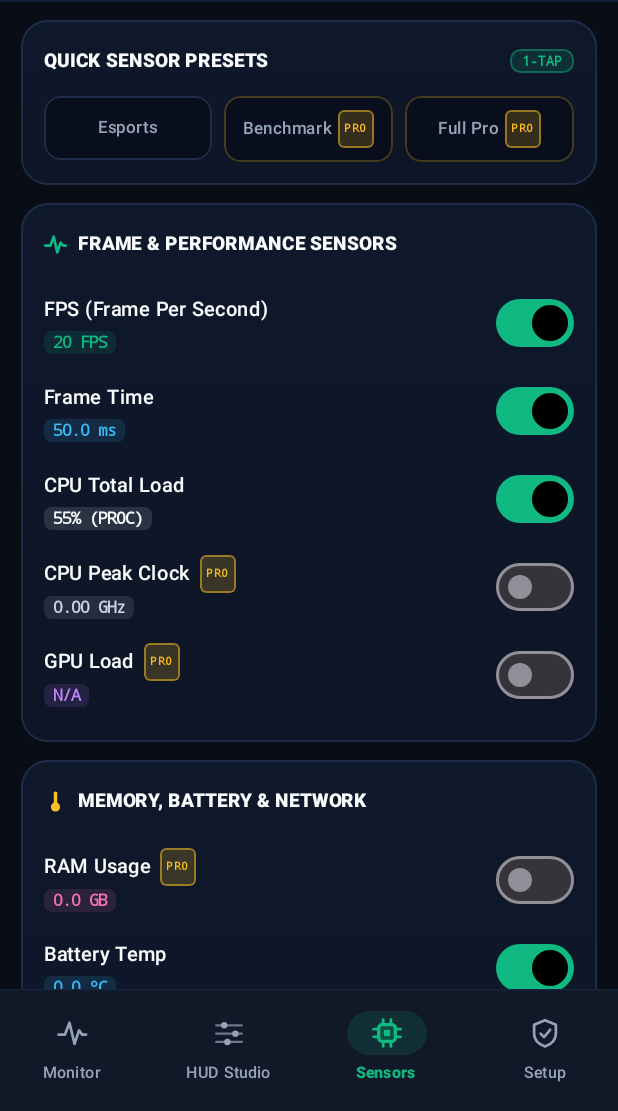
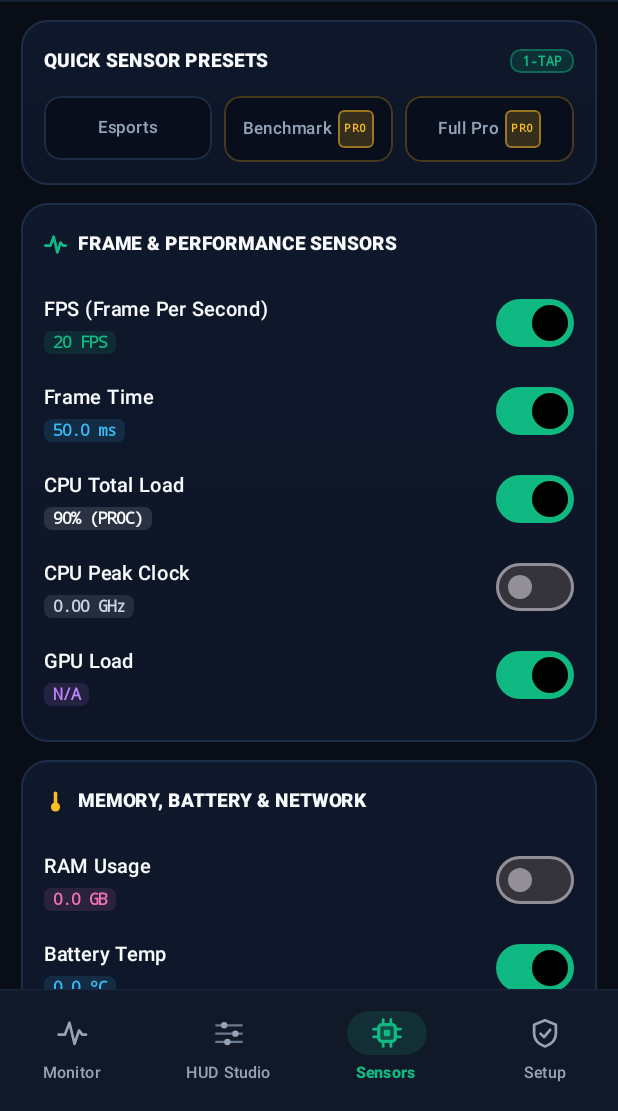
Before and after one commit to hinaaaq/FramePulse, an Android app built with Jetpack Compose: the screen it shows after launch (MainActivity), item 3 of the bottom bar chosen, on a phone screen of 412 x 824 dp, the part 125-1236 px from its top. Run offline under Robolectric (Android 15) with nearby library versions, the phone set to English and light mode, and no system bars; libraries missing offline, so code that uses them is left out: rikka.shizuku; 3 statements that could not run were skipped.

Commit message:
feat(v1.1.1): unlock all core HUD & preset features for free, pivot Pro Pass to Supporter Donate

```diff
--- a/app/src/main/java/com/shin/framepulse/AppStrings.kt
+++ b/app/src/main/java/com/shin/framepulse/AppStrings.kt
@@ -257,7 +257,7 @@ object AppStrings {
         notifLock = "Lock",
         notifBoost = "Boost",
         notifStop = "Stop",
-        proTitle = "FramePulse Pro Pass",
+        proTitle = "Supporter Pass (Donate Dev)",
         proSubtitle = "Link your Google account, pick a plan, and pay — Pro activates automatically with no codes needed.",
         proPriceBadge = "FROM $1.99 / Rp 10K",
         proFeatureList = listOf(
@@ -269,7 +269,7 @@ object AppStrings {
             "Session Benchmark Recorder (True 1% Low + History)"
         ),
         proStartTrial = "Start 3-Day Free Trial",
-        proTrialStarted = "3-Day Pro Trial activated! Enjoy all Pro features.",
+        proTrialStarted = "3-Day Pro Trial activated! Enjoy all Supporter perks.",
         proPlan1M = "1 Month",
         proPlan6M = "6 Months",
         proPlan1Y = "1 Year",
@@ -295,8 +295,8 @@ object AppStrings {
         proTrialStatus = "3-DAY TRIAL ACTIVE",
         proExpiredStatus = "PRO PASS EXPIRED",
         proFreeStatus = "FREE EDITION",
-        proLockedToast = "Pro feature — Link Google & unlock Pro Pass",
-        proManageBtn = "Unlock / Manage Pro Pass",
+        proLockedToast = "Supporter perk — Link Google & unlock Pro Pass",
+        proManageBtn = "Support / Donate Dev",
         proCloseBtn = "Close",
         proKeyInvalid = "Invalid Supporter Key. Please check and paste again.",
         proKeyExpired = "This Supporter Key has expired. Please renew.",
@@ -395,7 +395,7 @@ object AppStrings {
         notifLock = "Lock",
         notifBoost = "Boost",
         notifStop = "Stop",
-        proTitle = "FramePulse Pro Pass",
+        proTitle = "Supporter Pass (Donate Dev)",
         proSubtitle = "Hubungkan akun Google, pilih paket, lalu bayar — Pro langsung aktif otomatis tanpa perlu ketik kode!",
         proPriceBadge = "MULAI Rp 10RB",
         proFeatureList = listOf(
@@ -433,8 +433,8 @@ object AppStrings {
         proTrialStatus = "TRIAL 3 HARI AKTIF",
         proExpiredStatus = "MASA PRO BERAKHIR",
         proFreeStatus = "VERSI GRATIS",
-        proLockedToast = "Fitur Pro — Hubungkan Google & buka Pro Pass",
-        proManageBtn = "Buka / Kelola Pro Pass",
+        proLockedToast = "Bonus Supporter — Hubungkan Google & buka Pro Pass",
+        proManageBtn = "Dukung / Donate Dev",
         proCloseBtn = "Tutup",
         proKeyInvalid = "Kunci Supporter tidak valid. Periksa dan tempel ulang.",
         proKeyExpired = "Kunci Supporter ini sudah kedaluwarsa. Silakan perpanjang.",
--- a/app/src/main/java/com/shin/framepulse/AppThemeSystem.kt
+++ b/app/src/main/java/com/shin/framepulse/AppThemeSystem.kt
@@ -295,7 +295,7 @@ fun ThemePickerDialog(
                                 )
                                 .clickable {
                                     if (locked) {
-                                        Toast.makeText(context, "Khusus Pro Pass", Toast.LENGTH_SHORT).show()
+                                        Toast.makeText(context, "Khusus Supporter (Donate Dev)", Toast.LENGTH_SHORT).show()
                                         return@clickable
                                     }
                                     AppThemeManager.saveTheme(context, theme.id)
--- a/app/src/main/java/com/shin/framepulse/CommunityAndAboutDialogs.kt
+++ b/app/src/main/java/com/shin/framepulse/CommunityAndAboutDialogs.kt
@@ -283,7 +283,7 @@ fun saveFlexCardToGallery(
             isOwner && rank > 0 -> "OWNER PRIVILEGE • GLOBAL RANK #$rank"
             isOwner -> "VERIFIED DEVELOPER / OWNER"
             rank > 0 -> "GLOBAL RANK #$rank"
-            isPro -> "PRO VERIFIED"
+            isPro -> "SUPPORTER"
             else -> "VERIFIED RECORDING"
         }
         canvas.drawText(rankText, 54f, 500f, accentPaint)
--- a/app/src/main/java/com/shin/framepulse/MainActivity.kt
+++ b/app/src/main/java/com/shin/framepulse/MainActivity.kt
@@ -600,7 +600,7 @@ fun FramePulseProApp(onRequestNotif: () -> Unit) {
                         val turboBadge = when {
                             thermalCooldown -> "COOLDOWN"
                             fixedPerfLive -> "PERF HAL ON"
-                            turboAutoBoost && isPro -> "AUTO READY"
+                            turboAutoBoost -> "AUTO READY"
                             else -> "SHIZUKU"
                         }
                         val turboBadgeColor = when {
@@ -652,7 +652,7 @@ fun FramePulseProApp(onRequestNotif: () -> Unit) {
                                             val res = withContext(Dispatchers.IO) {
                                                 GameBooster.runQuickBoost(
                                                     context = context,
-                                                    enableFixedPerf = isPro && Prefs.turboFixedPerf
+                                                    enableFixedPerf = Prefs.turboFixedPerf
                                                 )
                                             }
                                             boostStatusText = res.summaryMessage
@@ -705,13 +705,13 @@ fun FramePulseProApp(onRequestNotif: () -> Unit) {
                                 }
                             }
                             Spacer(Modifier.height(8.dp))
-                            ToggleRow(str.autoBoostLabel, isPro && turboAutoBoost, activeAccent, proLocked = !isPro) {
+                            ToggleRow(str.autoBoostLabel, turboAutoBoost, activeAccent, proLocked = false) {
                                 requirePro {
                                     turboAutoBoost = it
                                     Prefs.turboAutoBoost = it
                                 }
                             }
-                            ToggleRow(str.fixedPerfLabel, isPro && turboFixedPerf, EmeraldNeon, proLocked = !isPro) { enabled ->
+                            ToggleRow(str.fixedPerfLabel, turboFixedPerf, EmeraldNeon, proLocked = false) { enabled ->
                                 requirePro {
                                     turboFixedPerf = enabled
                                     Prefs.turboFixedPerf = enabled
@@ -739,10 +739,10 @@ fun FramePulseProApp(onRequestNotif: () -> Unit) {
                                         label = lbl,
                                         selected = thermalLimitC.roundToInt() == lim.roundToInt(),
                                         accent = AmberVolt,
-                                        locked = !isPro && lim != 43f,
+                                        locked = false,
                                         modifier = Modifier.weight(1f)
                                     ) {
-                                        if (lim == 43f || isPro) {
+                                        if (true) {
                                             thermalLimitC = lim
                                             Prefs.turboThermalLimitC = lim
                                         } else {
@@ -1067,9 +1067,9 @@ fun FramePulseProApp(onRequestNotif: () -> Unit) {
 
                 1 -> {
                     item {
-                        val previewStyle = if (!isPro && (hudStyle == Prefs.STYLE_DECK || hudStyle == Prefs.STYLE_PILL)) Prefs.STYLE_GLASS else hudStyle
-                        val previewLayout = if (!isPro && layoutMode == Prefs.LAYOUT_VERTICAL) Prefs.LAYOUT_HORIZONTAL else layoutMode
-                        val previewFont = if (!isPro && (fontStyle == Prefs.FONT_CLEAN || fontStyle == Prefs.FONT_TECH)) Prefs.FONT_MONO_BOLD else fontStyle
+                        val previewStyle = if (false && (hudStyle == Prefs.STYLE_DECK || hudStyle == Prefs.STYLE_PILL)) Prefs.STYLE_GLASS else hudStyle
+                        val previewLayout = if (false && layoutMode == Prefs.LAYOUT_VERTICAL) Prefs.LAYOUT_HORIZONTAL else layoutMode
+                        val previewFont = if (false && (fontStyle == Prefs.FONT_CLEAN || fontStyle == Prefs.FONT_TECH)) Prefs.FONT_MONO_BOLD else fontStyle
                         CyberCard(borderColor = activeAccent.copy(alpha = 0.5f), accentGlow = activeAccent) {
                             SectionTitle(str.liveHudPreview, "$previewStyle • $previewLayout", activeAccent)
                             HudLivePreviewBox(
@@ -1081,17 +1081,17 @@ fun FramePulseProApp(onRequestNotif: () -> Unit) {
                                 accent = activeAccent,
                                 bgAlpha = bgAlpha,
                                 textSizeSp = textSizeSp,
-                                showHudGraph = isPro && showHudGraph,
+                                showHudGraph = showHudGraph,
                                 sFps = sFps,
                                 sFrameTime = sFrameTime,
                                 sCpu = sCpu,
-                                sClock = isPro && sClock,
-                                sGpu = isPro && sGpu,
-                                sRam = isPro && sRam,
+                                sClock = sClock,
+                                sGpu = sGpu,
+                                sRam = sRam,
                                 sTemp = sTemp,
                                 sBatt = sBatt,
-                                sWatt = isPro && sWatt,
-                                sNet = isPro && sNet,
+                                sWatt = sWatt,
+                                sNet = sNet,
                                 maxScaleFps = effectiveGraphMax
                             )
                         }
@@ -1329,7 +1329,7 @@ fun FramePulseProApp(onRequestNotif: () -> Unit) {
                             }
 
                             Spacer(Modifier.height(10.dp))
-                            ToggleRow(str.hudGraphToggle, isPro && showHudGraph, activeAccent, proLocked = !isPro) {
+                            ToggleRow(str.hudGraphToggle, showHudGraph, activeAccent, proLocked = false) {
                                 requirePro {
                                     showHudGraph = it
                                     Prefs.showHudGraph = it
@@ -1435,10 +1435,10 @@ fun FramePulseProApp(onRequestNotif: () -> Unit) {
                             SensorToggleRow("FPS (Frame Per Second)", "${telemetry.fps} FPS", EmeraldNeon, sFps, activeAccent) { sFps = it; Prefs.showFps = it; pushOverlayUpdate() }
                             SensorToggleRow("Frame Time", String.format(Locale.US, "%.1f ms", telemetry.frameTimeMs), CyberCyan, sFrameTime, activeAccent) { sFrameTime = it; Prefs.showFrameTime = it; pushOverlayUpdate() }
                             SensorToggleRow("CPU Total Load", "${telemetry.cpuLoadPercent}% (${telemetry.cpuSource})", TextPrimary, sCpu, activeAccent) { sCpu = it; Prefs.showCpu = it; pushOverlayUpdate() }
-                            SensorToggleRow("CPU Peak Clock", String.format(Locale.US, "%.2f GHz", telemetry.cpuMaxGhz), Color(0xFFCBD5E1), isPro && sClock, activeAccent, proLocked = !isPro) {
+                            SensorToggleRow("CPU Peak Clock", String.format(Locale.US, "%.2f GHz", telemetry.cpuMaxGhz), Color(0xFFCBD5E1), sClock, activeAccent, proLocked = false) {
                                 requirePro { sClock = it; Prefs.showClock = it; pushOverlayUpdate() }
                             }
-                            SensorToggleRow("GPU Load", telemetry.gpuLoadPercent?.let { "$it%" } ?: "N/A", PurpleGpu, isPro && sGpu, activeAccent, proLocked = !isPro) {
+                            SensorToggleRow("GPU Load", telemetry.gpuLoadPercent?.let { "$it%" } ?: "N/A", PurpleGpu, sGpu, activeAccent, proLocked = false) {
                                 requirePro { sGpu = it; Prefs.showGpu = it; pushOverlayUpdate() }
                             }
                         }
@@ -1447,15 +1447,15 @@ fun FramePulseProApp(onRequestNotif: () -> Unit) {
                     item {
                         CyberCard {
                             SectionTitle(str.sensorMemBattNet, iconType = "temp", accent = AmberVolt)
-                            SensorToggleRow("RAM Usage", String.format(Locale.US, "%.1f GB", telemetry.ramUsedGb), PinkRam, isPro && sRam, activeAccent, proLocked = !isPro) {
+                            SensorToggleRow("RAM Usage", String.format(Locale.US, "%.1f GB", telemetry.ramUsedGb), PinkRam, sRam, activeAccent, proLocked = false) {
                                 requirePro { sRam = it; Prefs.showRam = it; pushOverlayUpdate() }
                             }
                             SensorToggleRow("Battery Temp", String.format(Locale.US, "%.1f °C", telemetry.batteryTempC), CyberCyan, sTemp, activeAccent) { sTemp = it; Prefs.showTemp = it; pushOverlayUpdate() }
                             SensorToggleRow("Battery Level", "${telemetry.batteryPercent}%", EmeraldNeon, sBatt, activeAccent) { sBatt = it; Prefs.showBatteryPct = it; pushOverlayUpdate() }
-                            SensorToggleRow("Power Draw", String.format(Locale.US, "%s%.1f W", if (telemetry.isCharging) "+" else "-", telemetry.powerWatts), AmberVolt, isPro && sWatt, activeAccent, proLocked = !isPro) {
+                            SensorToggleRow("Power Draw", String.format(Locale.US, "%s%.1f W", if (telemetry.isCharging) "+" else "-", telemetry.powerWatts), AmberVolt, sWatt, activeAccent, proLocked = false) {
                                 requirePro { sWatt = it; Prefs.showWatt = it; pushOverlayUpdate() }
                             }
-                            SensorToggleRow("Network Speed", "↓ ${telemetry.netDownKbps.toInt()} KB/s", EmeraldNeon, isPro && sNet, activeAccent, proLocked = !isPro) {
+                            SensorToggleRow("Network Speed", "↓ ${telemetry.netDownKbps.toInt()} KB/s", EmeraldNeon, sNet, activeAccent, proLocked = false) {
                                 requirePro { sNet = it; Prefs.showNet = it; pushOverlayUpdate() }
                             }
                         }
--- a/app/src/main/java/com/shin/framepulse/QrisPaymentDialog.kt
+++ b/app/src/main/java/com/shin/framepulse/QrisPaymentDialog.kt
@@ -132,7 +132,7 @@ fun QrisPaymentDialog(
             repeat(60) {
                 delay(5000)
                 if (onCheckPaid()) {
-                    Toast.makeText(context, "Pembayaran diterima! Pro Pass aktif.", Toast.LENGTH_LONG).show()
+                    Toast.makeText(context, "Terima kasih sudah donate! Supporter Pass aktif.", Toast.LENGTH_LONG).show()
                     onDismiss()
                     return@LaunchedEffect
                 }
@@ -207,7 +207,7 @@ fun QrisPaymentDialog(
                                     val paid = onCheckPaid()
                                     checking = false
                                     if (paid) {
-                                        Toast.makeText(context, "Pembayaran diterima! Pro Pass aktif.", Toast.LENGTH_LONG).show()
+                                        Toast.makeText(context, "Terima kasih sudah donate! Supporter Pass aktif.", Toast.LENGTH_LONG).show()
                                         onDismiss()
                                     } else {
                                         Toast.makeText(context, "Belum lunas. Coba lagi beberapa detik setelah bayar.", Toast.LENGTH_SHORT).show()
```
Also changed, not shown: app/src/main/java/com/shin/framepulse/GamePresetDialog.kt (+4 -4 lines), app/src/main/java/com/shin/framepulse/OverlayService.kt (+14 -14 lines), 1 other file.
